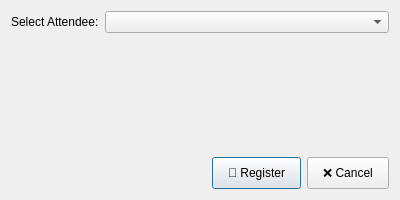
The window that ui/RegistrationDialog.ui (khoivnk25411e/Final-Project-Programming-Techniques) describes before a commit, drawn with Qt 5.
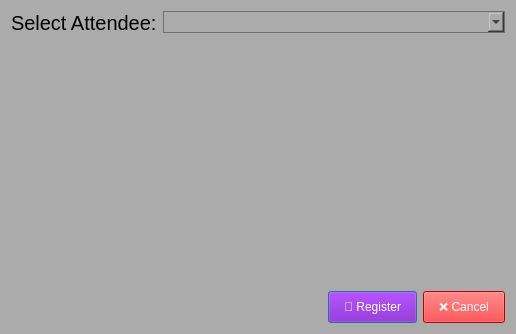
The same window after the commit. Icons and pictures are not drawn.

The edit to the form file:
```diff
--- a/ui/RegistrationDialog.ui
+++ b/ui/RegistrationDialog.ui
@@ -6,25 +6,49 @@
    <rect>
     <x>0</x>
     <y>0</y>
-    <width>400</width>
-    <height>200</height>
+    <width>516</width>
+    <height>334</height>
    </rect>
   </property>
   <property name="windowTitle">
    <string>Register Attendee</string>
   </property>
+  <property name="windowIcon">
+   <iconset>
+    <normaloff>../images/select_attendee.png</normaloff>../images/select_attendee.png</iconset>
+  </property>
+  <property name="styleSheet">
+   <string notr="true">background-color: rgb(171, 171, 171);</string>
+  </property>
   <layout class="QVBoxLayout" name="verticalLayout">
    <item>
     <layout class="QFormLayout" name="formLayout">
      <item row="0" column="0">
       <widget class="QLabel" name="label">
+       <property name="font">
+        <font>
+         <pointsize>15</pointsize>
+        </font>
+       </property>
+       <property name="styleSheet">
+        <string notr="true">color: rgb(0, 0, 0);</string>
+       </property>
        <property name="text">
         <string>Select Attendee:</string>
        </property>
       </widget>
      </item>
      <item row="0" column="1">
-      <widget class="QComboBox" name="attendeeCombo"/>
+      <widget class="QComboBox" name="attendeeCombo">
+       <property name="styleSheet">
+        <string notr="true">QComboBox{
+    border: 1px solid #6f6f6f; /* Độ dày, Kiểu, Màu */
+       /* (Tùy chọn) Bo góc */
+    padding: 2px;    
+	color: black;         /* (Tùy chọn) Khoảng cách chữ */
+}</string>
+       </property>
+      </widget>
      </item>
     </layout>
    </item>
@@ -58,22 +82,26 @@
      </item>
      <item>
       <widget class="QPushButton" name="btnRegister">
+       <property name="styleSheet">
+        <string notr="true">padding: 8px 15px;
+color: rgb(255, 255, 255);
+background-color: rgb(129, 0, 194);</string>
+       </property>
        <property name="text">
         <string>💾 Register</string>
        </property>
-       <property name="styleSheet">
-        <string notr="true">padding: 8px 15px;</string>
-       </property>
       </widget>
      </item>
      <item>
       <widget class="QPushButton" name="btnCancel">
+       <property name="styleSheet">
+        <string notr="true">padding: 8px 15px;
+color: rgb(255, 255, 255);
+background-color: rgb(255, 0, 0);</string>
+       </property>
        <property name="text">
         <string>❌ Cancel</string>
        </property>
-       <property name="styleSheet">
-        <string notr="true">padding: 8px 15px;</string>
-       </property>
       </widget>
      </item>
     </layout>
```
